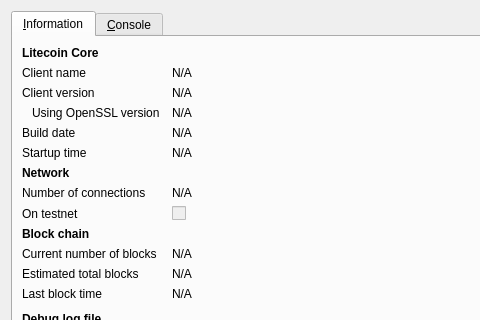
First picture: the form in src/qt/forms/rpcconsole.ui, repository gogogoutham/co2in, before the edit; both pictures show x 0 to 480 and y 0 to 320 of the 740 by 450 pixel window.
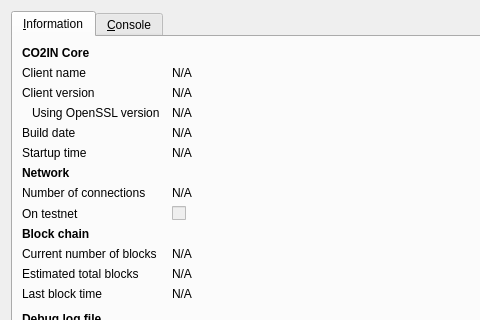
Second picture: the form after the edit. Icons and pictures are not drawn.

The edit to the form file:
```diff
--- a/src/qt/forms/rpcconsole.ui
+++ b/src/qt/forms/rpcconsole.ui
@@ -36,7 +36,7 @@
           </font>
          </property>
          <property name="text">
-          <string>Litecoin Core</string>
+          <string>CO2IN Core</string>
          </property>
         </widget>
        </item>
```
Left out of the diff: 6 changed lines with no effect on the pictures.
